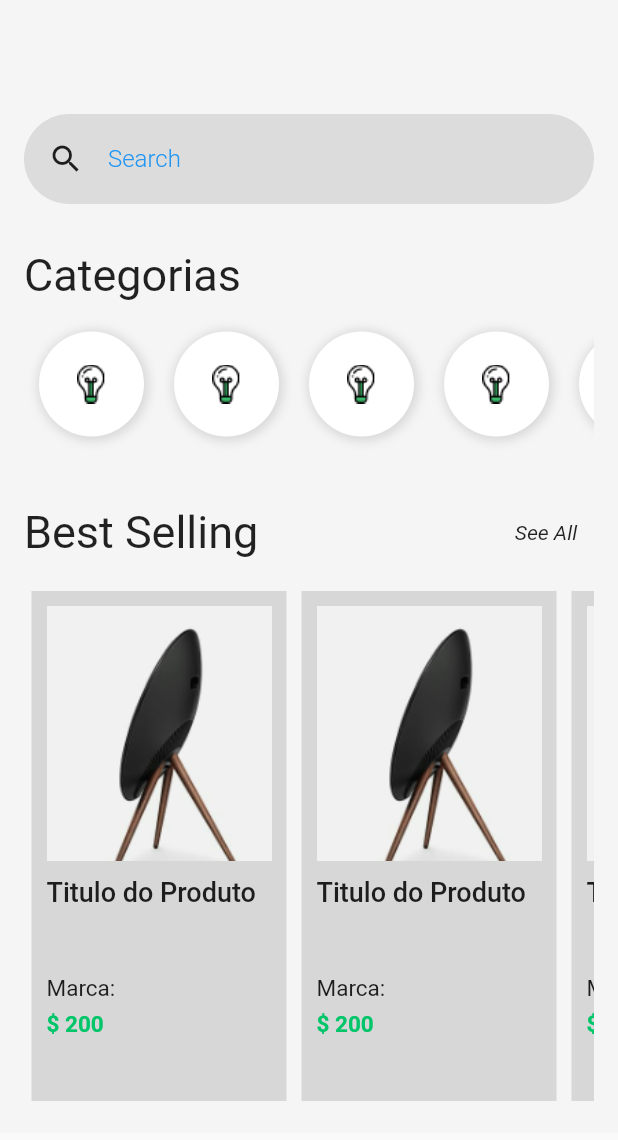
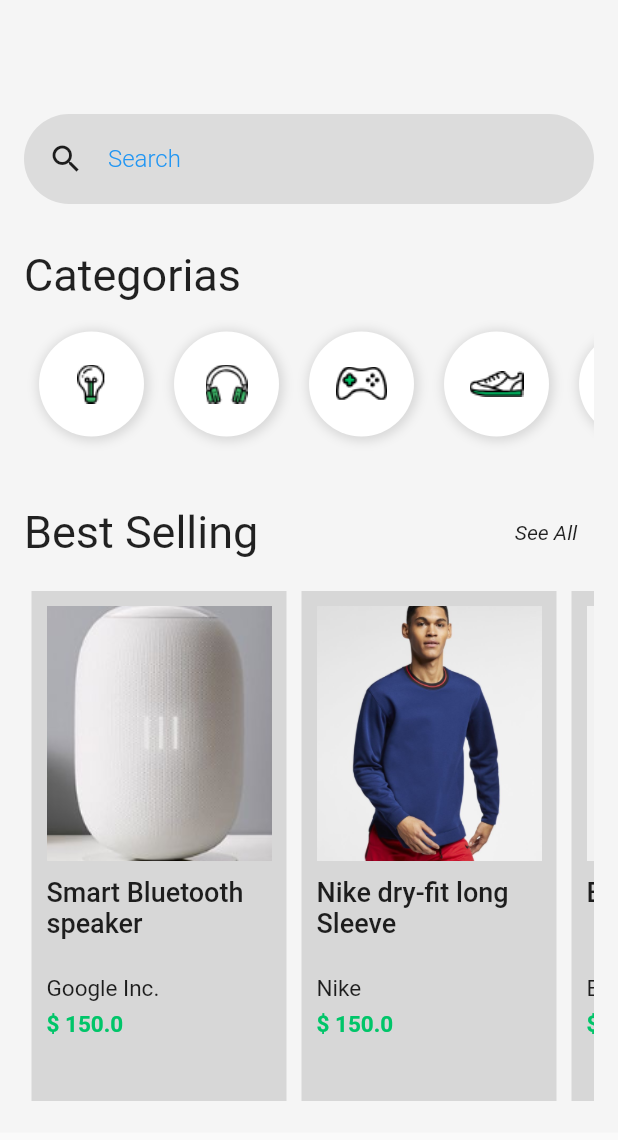
Before and after one commit to johnbuenodev/Flutter-app-shopping, a Flutter app: the screen it shows after launch, after a tap on "See All", on a phone screen of 412 x 824 dp. Shown: the top 1140 px of the screen. Run offline on Flutter 3.47's test engine with Material 2 defaults, Android fonts, the phone set to English and light mode, and no system bars.

Commit message:
Organizado e separado alguns widgets em componentes na tela home.page

```diff
--- a/lib/pages/home-page.dart
+++ b/lib/pages/home-page.dart
@@ -1,7 +1,13 @@
 import 'package:flutter/material.dart';
 import 'package:flutter/src/widgets/framework.dart';
 import 'package:flutter/src/widgets/placeholder.dart';
+import 'package:shopping/pages/cart-page.dart';
 import 'package:shopping/pages/product-page.dart';
+import 'package:shopping/widgets/category-item-widget.dart';
+import 'package:shopping/widgets/category-list-widget.dart';
+import 'package:shopping/widgets/product-card-home-widget.dart';
+import 'package:shopping/widgets/product-list-home-widget.dart';
+import 'package:shopping/widgets/search-widget.dart';
 
 class HomePage extends StatelessWidget {
   //const HomePage({super.key});
@@ -21,7 +27,7 @@ class HomePage extends StatelessWidget {
               SizedBox(
                 height: 60,
               ),
-              search(),
+              SearchWidget(),
               SizedBox(
                 height: 30,
               ),
@@ -34,7 +40,7 @@ class HomePage extends StatelessWidget {
               ),
               Container(
                 height: 90,
-                child: categoryList(),
+                child: CategoryList(),
               ),
               SizedBox(
                 height: 30,
@@ -75,7 +81,7 @@ class HomePage extends StatelessWidget {
               ),
               Container(
                 height: 350,
-                child: productList(context),
+                child: ProductList(scrollDirection: Axis.horizontal),
               ),
             ],
           ),
@@ -84,162 +90,3 @@ class HomePage extends StatelessWidget {
     );
   }
 }
-
-Widget search() {
-  return Container(
-    //color: Colors.black.withOpacity(0.1),
-    height: 60,
-    decoration: BoxDecoration(
-      borderRadius: BorderRadius.circular(30),
-      color: Colors.black.withOpacity(0.1),
-    ),
-    child: Padding(
-      padding: EdgeInsets.only(top: 16, bottom: 16, left: 16),
-      child: Row(
-        mainAxisAlignment: MainAxisAlignment.start,
-        //crossAxisAlignment: CrossAxisAlignment.stretch,
-        children: [
-          Icon(Icons.search),
-          Container(
-            width: 300, //add medida de largura
-            padding: EdgeInsets.only(left: 16),
-            child: TextFormField(
-              keyboardType: TextInputType.text,
-              decoration: InputDecoration(
-                border: InputBorder.none,
-                labelText: "Search",
-                labelStyle: TextStyle(
-                  color: Colors.blue,
-                  fontWeight: FontWeight.w300,
-                  fontSize: 16,
-                ),
-              ),
-              style: TextStyle(
-                fontSize: 20,
-                color: Colors.blue,
-              ),
-              onTap: () {},
-            ),
-          ),
-        ],
-      ),
-    ),
-  );
-}
-
-Widget categoryList() {
-  return Container(
-    child: ListView(
-      scrollDirection: Axis.horizontal,
-      children: [
-        categoryItem(),
-        categoryItem(),
-        categoryItem(),
-        categoryItem(),
-        categoryItem(),
-        categoryItem(),
-      ],
-    ),
-  );
-}
-
-Widget categoryItem() {
-  return Container(
-    width: 70,
-    height: 70,
-    margin: EdgeInsets.all(10),
-    padding: EdgeInsets.all(10),
-    decoration: BoxDecoration(
-      color: Colors.white,
-      boxShadow: [
-        BoxShadow(
-          color: Colors.black12,
-          offset: Offset(1, 1),
-          blurRadius: 5,
-          spreadRadius: 2,
-        )
-      ],
-      borderRadius: BorderRadius.all(
-        Radius.circular(64),
-      ),
-    ),
-    child: Image.asset("assets/Icon_Devices.png"),
-  );
-}
-
-Widget productList(BuildContext context) {
-  return Container(
-    child: ListView(
-      scrollDirection: Axis.horizontal,
-      children: [
-        productCard(context),
-        productCard(context),
-        productCard(context),
-        productCard(context),
-      ],
-    ),
-  );
-}
-
-Widget productCard(BuildContext context) {
-  return Container(
-    padding: EdgeInsets.all(10),
-    margin: EdgeInsets.all(5),
-    width: 170,
-    color: Colors.black12,
-    child: Column(
-      crossAxisAlignment: CrossAxisAlignment.start,
-      children: [
-        GestureDetector(
-          onTap: () {
-            Navigator.push(
-              context, //??
-              MaterialPageRoute(builder: (context) => ProductPage()),
-            );
-          },
-          child: Image.asset(
-            "assets/product-1.png",
-            width: 170,
-            height: 170,
-            fit: BoxFit.cover, //utilizado para não distorcer a imagem
-          ),
-        ),
-        SizedBox(
-          height: 10,
-        ),
-        Container(
-          height: 60,
-          child: Text(
-            "Titulo do Produto",
-            style: TextStyle(
-              fontSize: 18,
-              fontWeight: FontWeight.w500,
-            ),
-            //style: ,
-          ),
-        ),
-        SizedBox(
-          height: 6,
-        ),
-        Text(
-          "Marca: ",
-          style: TextStyle(
-            fontSize: 15,
-            fontWeight: FontWeight.w400,
-          ),
-        ),
-        SizedBox(
-          height: 6,
-        ),
-        Text(
-          "\$ 200",
-          style: TextStyle(
-            fontSize: 15,
-            fontWeight: FontWeight.bold,
-            color: Color(0xFF00C569),
-          ),
-        )
-      ],
-    ),
-  );
-}
--- a/lib/pages/product-page.dart
+++ b/lib/pages/product-page.dart
@@ -4,6 +4,18 @@ import 'package:flutter/src/widgets/placeholder.dart';
 
 class ProductPage extends StatelessWidget {
   //const ProductPage({super.key});
+
+  final String imageValue;
+  final String titleValue;
+  final String descriptionValue;
+  final double priceValue;
+
+  ProductPage({
+    required this.imageValue,
+    required this.titleValue,
+    required this.descriptionValue,
+    required this.priceValue
+  });
 
   @override
   Widget build(BuildContext context) {
@@ -20,7 +32,7 @@ class ProductPage extends StatelessWidget {
                 flexibleSpace: FlexibleSpaceBar(
                   centerTitle: true,
                   background: Image.asset(
-                    "assets/product-1.png",
+                    imageValue,
                     width: double.infinity,
                     fit: BoxFit.fitWidth,
                   ),
@@ -33,7 +45,7 @@ class ProductPage extends StatelessWidget {
               Padding(
                 padding: EdgeInsets.only(top: 10, left: 10, right: 10),
                 child: Text(
-                  "Dry Fit Long Sleeve",
+                  titleValue,
                   style: TextStyle(
                     fontSize: 26,
                     fontWeight: FontWeight.bold,
@@ -42,12 +54,12 @@ class ProductPage extends StatelessWidget {
               ),
               Padding(
                 padding: EdgeInsets.all(10),
-                child: Text("By Nike"),
+                child: Text(titleValue),
               ),
               Padding(
                 padding: EdgeInsets.all(10),
                 child: Text(
-                  "Details",
+                  priceValue.toString(), // priceValue.toString()
                   style: TextStyle(
                     fontWeight: FontWeight.bold,
                   ),
@@ -55,7 +67,7 @@ class ProductPage extends StatelessWidget {
               ),
               Padding(padding: EdgeInsets.all(10),
               child: Text(
-                "Nike Dri-FIT is a polyester fabric designed to help you keep dry so you can more comfortably work harder, longer."
+                descriptionValue
               ),)
             ],
           )),
--- /dev/null
+++ b/lib/widgets/category-item-widget.dart
@@ -0,0 +1,35 @@
+import 'package:flutter/src/widgets/framework.dart';
+import 'package:flutter/src/widgets/placeholder.dart';
+import 'package:flutter/material.dart';
+
+class CategoryItem extends StatelessWidget {
+  //const CategoryItem({super.key});
+  final String image;
+
+  CategoryItem({required this.image});
+
+  @override
+  Widget build(BuildContext context) {
+    return Container(
+    width: 70,
+    height: 70,
+    margin: EdgeInsets.all(10),
+    padding: EdgeInsets.all(10),
+    decoration: BoxDecoration(
+      color: Colors.white,
+      boxShadow: [
+        BoxShadow(
+          color: Colors.black12,
+          offset: Offset(1, 1),
+          blurRadius: 5,
+          spreadRadius: 2,
+        )
+      ],
+      borderRadius: BorderRadius.all(
+        Radius.circular(64),
+      ),
+    ),
+    child: Image.asset(image),
+  );;
+  }
+}
--- /dev/null
+++ b/lib/widgets/category-list-widget.dart
@@ -0,0 +1,23 @@
+import 'package:flutter/material.dart';
+import 'package:flutter/src/widgets/framework.dart';
+import 'package:flutter/src/widgets/placeholder.dart';
+import 'package:flutter/src/widgets/framework.dart';
+import 'package:shopping/widgets/category-item-widget.dart';
+
+class CategoryList extends StatelessWidget {
+  @override
+  Widget build(BuildContext context) {
+    return Container(
+      child: ListView(
+        scrollDirection: Axis.horizontal,
+        children: [
+          CategoryItem(image: "assets/Icon_Devices.png"),
+          CategoryItem(image: "assets/Icon_Gadgets.png"),
+          CategoryItem(image: "assets/Icon_Gaming.png"),
+          CategoryItem(image: "assets/Icon_Mens_Shoe.png"),
+          CategoryItem(image: "assets/Icon_Womens_Shoe.png"),
+        ],
+      ),
+    );
+  }
+}
--- /dev/null
+++ b/lib/widgets/product-card-home-widget.dart
@@ -0,0 +1,89 @@
+import 'package:flutter/src/widgets/framework.dart';
+import 'package:flutter/src/widgets/placeholder.dart';
+import 'package:flutter/material.dart';
+import 'package:shopping/pages/product-page.dart';
+
+class ProductCardHome extends StatelessWidget {
+  //const ProductCard({super.key});
+
+  final String image;
+  final String title;
+  final String description;
+  final double price;
+
+  ProductCardHome({
+    required this.image,
+    required this.title,
+    required this.description,
+    required this.price
+  });
+
+  @override
+  Widget build(BuildContext context) {
+    return Container(
+      padding: EdgeInsets.all(10),
+      margin: EdgeInsets.all(5),
+      width: 170,
+      color: Colors.black12,
+      child: Column(
+        crossAxisAlignment: CrossAxisAlignment.start,
+        children: [
+          GestureDetector(
+            onTap: () {
+              Navigator.push(
+                context, //??
+                MaterialPageRoute(builder: (context) => ProductPage(
+                  imageValue: image,
+                  titleValue: title,
+                  descriptionValue: description,
+                  priceValue: price,
+                )),
+              );
+            },
+            child: Image.asset(
+              image, //"assets/product-1.png"
+              width: 170,
+              height: 170,
+              fit: BoxFit.cover, //utilizado para não distorcer a imagem
+            ),
+          ),
+          SizedBox(
+            height: 10,
+          ),
+          Container(
+            height: 60,
+            child: Text(
+              title, //"Titulo do Produto"
+              style: TextStyle(
+                fontSize: 18,
+                fontWeight: FontWeight.w500,
+              ),
+              //style: ,
+            ),
+          ),
+          SizedBox(
+            height: 6,
+          ),
+          Text(
+            description, //"Marca: "
+            style: TextStyle(
+              fontSize: 15,
+              fontWeight: FontWeight.w400,
+            ),
+          ),
+          SizedBox(
+            height: 6,
+          ),
+          Text(
+            "\$ $price", //"\$ 200"  price.toString()
+            style: TextStyle(
+              fontSize: 15,
+              fontWeight: FontWeight.bold,
+              color: Color(0xFF00C569),
+            ),
+          )
+        ],
+      ),
+    );
+  }
+}
--- /dev/null
+++ b/lib/widgets/product-list-home-widget.dart
@@ -0,0 +1,49 @@
+import 'package:flutter/rendering.dart';
+import 'package:flutter/src/widgets/framework.dart';
+import 'package:flutter/src/widgets/placeholder.dart';
+import 'package:flutter/material.dart';
+import 'package:shopping/widgets/product-card-home-widget.dart';
+
+class ProductList extends StatelessWidget {
+  //const ProductList({super.key});
+  final  Axis scrollDirection;
+
+  ProductList({
+    required this.scrollDirection
+  });
+
+  @override
+  Widget build(BuildContext context) {
+    return Container(
+    child: ListView(
+      scrollDirection: scrollDirection, //Axis.horizontal,
+      children: [
+        ProductCardHome(
+          title: "Smart Bluetooth speaker",
+          description: "Google Inc.",
+          image: "assets/product-3.png",
+          price: 150,
+        ),
+        ProductCardHome(
+          title: "Nike dry-fit long Sleeve",
+          description: "Nike",
+          image: "assets/product-10.png",
+          price: 150,
+        ),
+        ProductCardHome(
+          title: "Beoplay Speaker",
+          description: "Bang and Olufsen",
+          image: "assets/product-1.png",
+          price: 755,
+        ),
+        ProductCardHome(
+          title: "Leather Wristwatch",
+          description: "Tag Heuer",
+          image: "assets/product-2.png",
+          price: 450,
+        ),
+      ],
+    ),
+  );
+  }
+}
--- /dev/null
+++ b/lib/widgets/search-widget.dart
@@ -0,0 +1,51 @@
+import 'package:flutter/src/widgets/framework.dart';
+import 'package:flutter/src/widgets/placeholder.dart';
+import 'package:flutter/material.dart';
+
+class SearchWidget extends StatelessWidget {
+  //const SearchWidget({super.key});
+
+  @override
+  Widget build(BuildContext context) {
+    return Container(
+      //color: Colors.black.withOpacity(0.1),
+      height: 60,
+      decoration: BoxDecoration(
+        borderRadius: BorderRadius.circular(30),
+        color: Colors.black.withOpacity(0.1),
+      ),
+      child: Padding(
+        padding: EdgeInsets.only(top: 16, bottom: 16, left: 16),
+        child: Row(
+          mainAxisAlignment: MainAxisAlignment.start,
+          //crossAxisAlignment: CrossAxisAlignment.stretch,
+          children: [
+            Icon(Icons.search),
+            Container(
+              width: 300, //add medida de largura
+              padding: EdgeInsets.only(left: 16),
+              child: TextFormField(
+                keyboardType: TextInputType.text,
+                decoration: InputDecoration(
+                  border: InputBorder.none,
+                  labelText: "Search",
+                  labelStyle: TextStyle(
+                    color: Colors.blue,
+                    fontWeight: FontWeight.w300,
+                    fontSize: 16,
+                  ),
+                ),
+                style: TextStyle(
+                  fontSize: 20,
+                  color: Colors.blue,
+                ),
+                onTap: () {},
+              ),
+            ),
+          ],
+        ),
+      ),
+    );
+  }
+
+}
```
